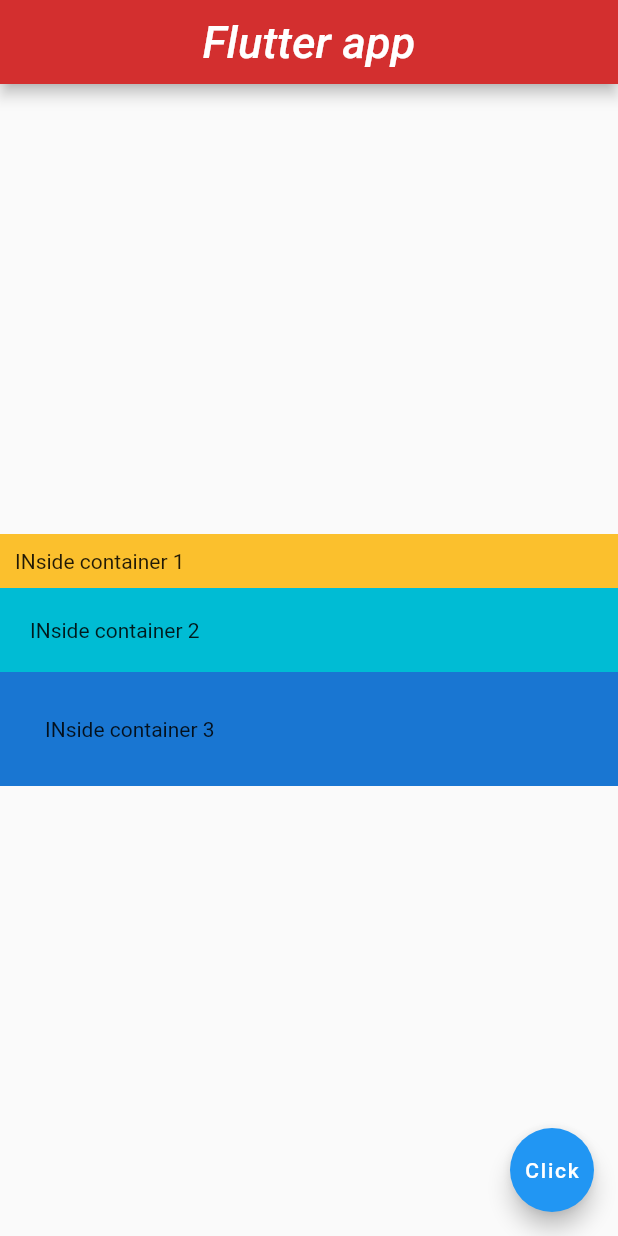
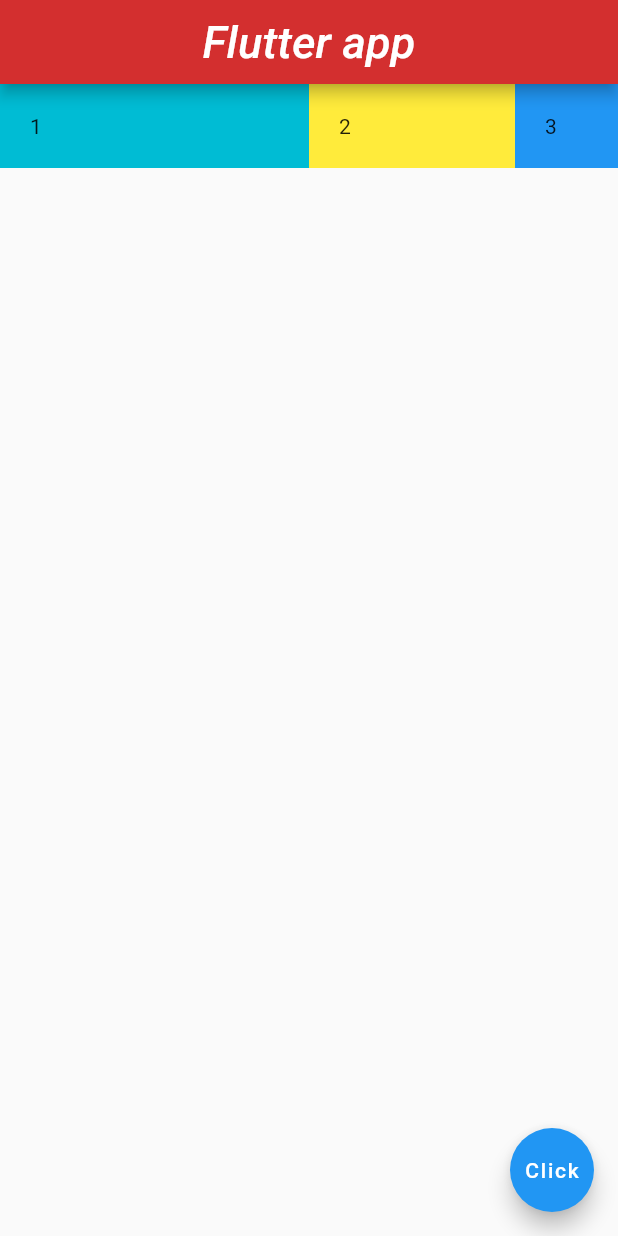
Before and after one commit to gmshimon/Flutter_practise, a Flutter app: the screen it shows after launch, on a phone screen of 412 x 824 dp. Run offline on Flutter 3.47's test engine with Material 2 defaults, Android fonts, the phone set to English and light mode, and no system bars; missing offline and left inert: dart:html.

Commit message:
expanded widget

```diff
--- a/lib/main.dart
+++ b/lib/main.dart
@@ -23,23 +23,32 @@ class Home extends StatelessWidget {
         backgroundColor: Colors.red[700],
         centerTitle: true,
       ),
-      body: Column(
-          mainAxisAlignment: MainAxisAlignment.center,
-          crossAxisAlignment: CrossAxisAlignment.stretch,
-          children: <Widget>[
-            Container(
-                padding: EdgeInsets.all(10),
-                color: Colors.yellow[700],
-                child: Text("INside container 1")),
-            Container(
-                padding: EdgeInsets.all(20),
-                color: Colors.cyan,
-                child: Text("INside container 2")),
-            Container(
-                padding: EdgeInsets.all(30),
-                color: Colors.blue[700],
-                child: Text("INside container 3")),
-          ]),
+      body: Row(children: <Widget>[
+        Expanded(
+          flex: 3,
+          child: Container(
+            padding: EdgeInsets.all(20),
+            color: Colors.cyan,
+            child: Text("1"),
+          ),
+        ),
+        Expanded(
+          flex: 2,
+          child: Container(
+            padding: EdgeInsets.all(20),
+            color: Colors.yellow,
+            child: Text("2"),
+          ),
+        ),
+        Expanded(
+          flex: 1,
+          child: Container(
+            padding: EdgeInsets.all(20),
+            color: Colors.blue,
+            child: Text("3"),
+          ),
+        )
+      ]),
       floatingActionButton: FloatingActionButton(
         onPressed: () {
           print("Hello world!");
```
